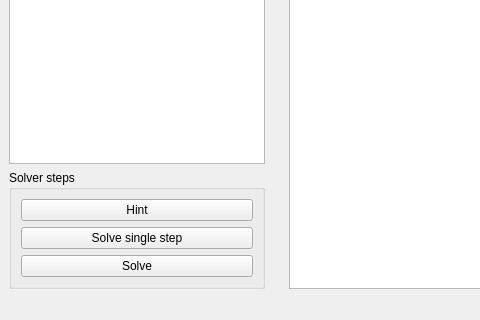
The window that gui/ui/mainwindow.ui (JoostvanPinxten/ConstraintPuzzler) describes before a commit, drawn with Qt 5; both pictures show x 0 to 480 and y 326 to 646 of the 858 by 646 pixel window.
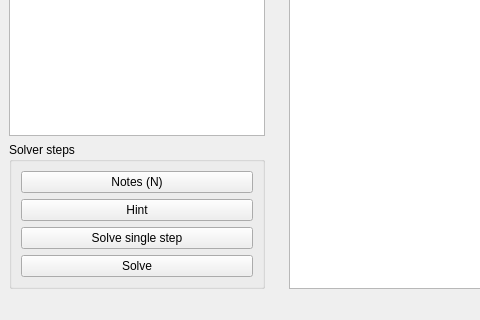
The same window after the commit.

Commit message:
Let users keep their own candidate notes
Game keeps notes per cell (pencil marks), separate from the solver's
candidates and part of the undo history. Notes mode (the Notes button or N)
makes typing a number toggle a note; Ctrl+number toggles a note in any mode.
Notes are drawn in green in the cell's small-value grid; with Show hints, the
solver's other candidates are drawn next to them in grey.

```diff
--- a/gui/ui/mainwindow.ui
+++ b/gui/ui/mainwindow.ui
@@ -71,6 +71,19 @@
           <string>Solver steps</string>
          </property>
          <layout class="QVBoxLayout" name="verticalLayout_3">
+          <item>
+           <widget class="QPushButton" name="notesPushButton">
+            <property name="toolTip">
+             <string>Notes mode: typing a number toggles it as a note in the cell instead of entering it (N; Ctrl+number toggles a note in any mode)</string>
+            </property>
+            <property name="text">
+             <string>Notes (N)</string>
+            </property>
+            <property name="checkable">
+             <bool>true</bool>
+            </property>
+           </widget>
+          </item>
           <item>
            <widget class="QPushButton" name="hintPushButton">
             <property name="toolTip">
```
Left out of the diff: 2 changed lines with no effect on the pictures. The commit also changes 6 other files.
